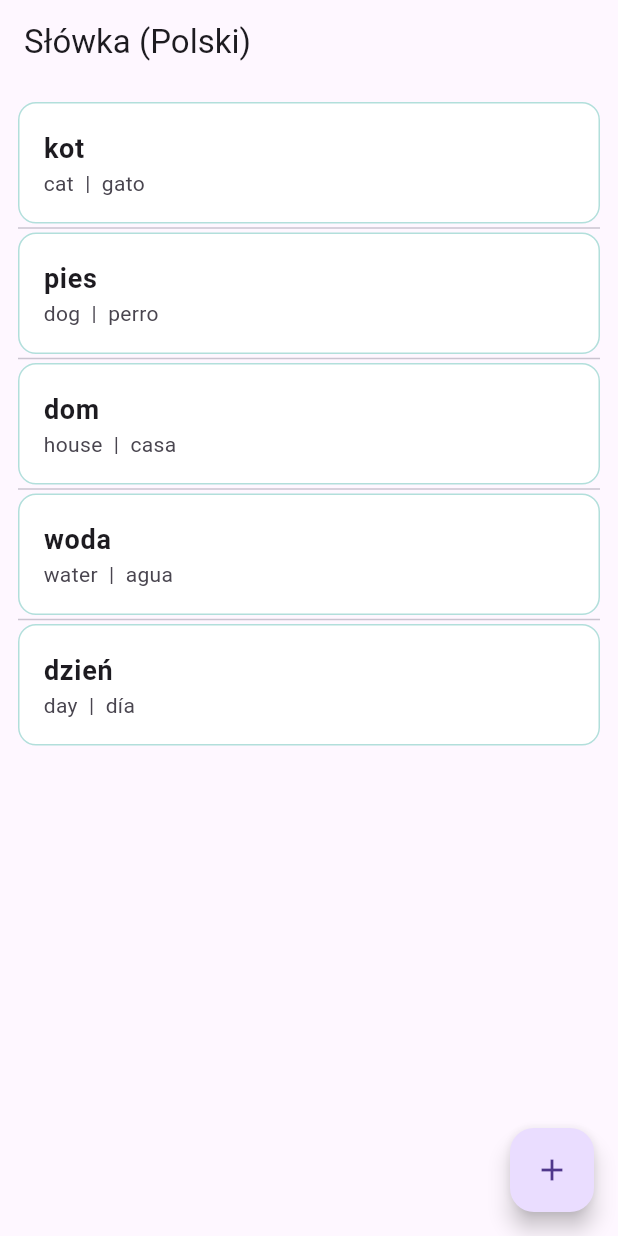
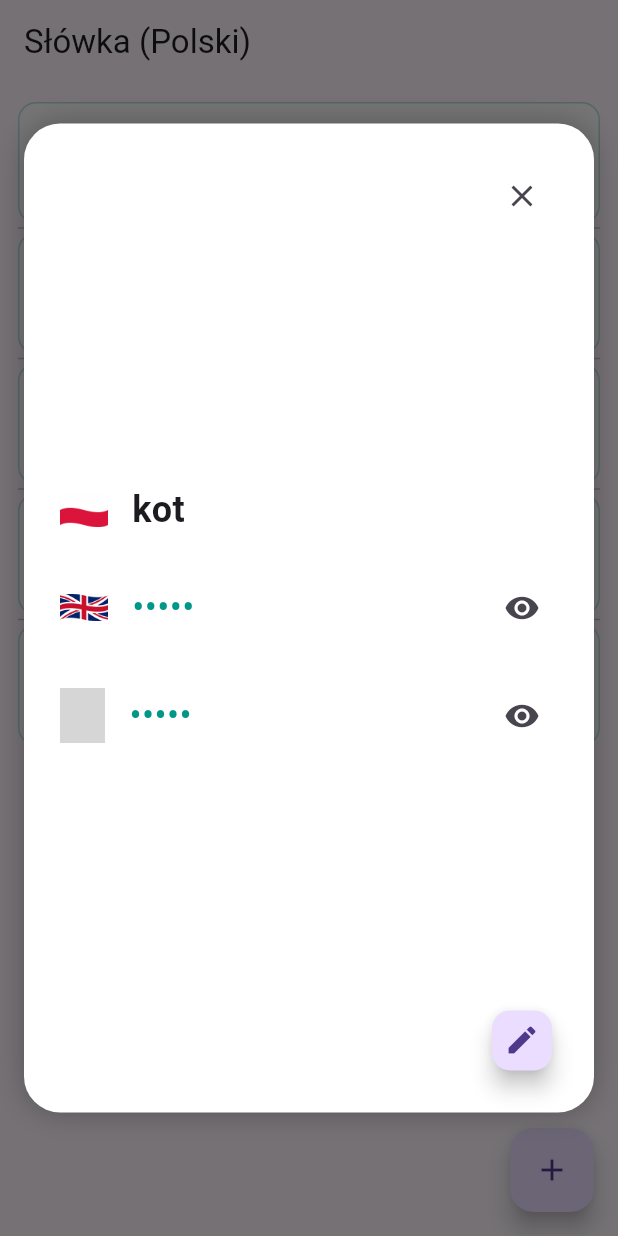
Before and after one commit to d-zienke/words_keeper, a Flutter app: the screen it shows after launch, after a tap on "Wybierz", after a tap on "kot", on a phone screen of 412 x 824 dp. Run offline on Flutter 3.47's test engine with Material 3 defaults, Android fonts, the phone set to English and light mode, and no system bars; grey boxes are pictures that could not be loaded.

Commit message:
Add word detail modal with revealable translations
- Implement WordDetailModal to display word details in a modal with flag icons and custom styling
- Show base language word and allow revealing/hiding of translations for other languages
- Add edit button (not yet connected) and close button to modal
- Update WordTile to open the modal with the tapped word
- Extend RevealableText widget with configurable font size and improved layout

```diff
--- a/lib/screens/word_detail_modal.dart
+++ b/lib/screens/word_detail_modal.dart
@@ -1,24 +1,129 @@
 import 'package:flutter/material.dart';
+import '../models/word.dart';
+import '../models/language.dart';
+import '../widgets/flag_icon.dart';
+import '../widgets/revealable_text.dart';
 
 class WordDetailModal extends StatelessWidget {
-  final String wordId;
+  final Word word;
+  final Language baseLanguage;
+  final VoidCallback? onEdit;
 
-  const WordDetailModal({required this.wordId, super.key});
+  const WordDetailModal({
+    required this.word,
+    required this.baseLanguage,
+    this.onEdit,
+    super.key,
+  });
 
   @override
   Widget build(BuildContext context) {
+    // Przygotuj słowa i flagi według wybranego języka
+    String? pl = word.pl;
+    String? en = word.en;
+    String? es = word.es;
+
+    // Ustal, które tłumaczenia będą "ukryte"
+    List<_TranslationRow> rows = [];
+    if (baseLanguage.code == 'pl') {
+      rows = [
+        _TranslationRow(label: 'Polski', value: pl, flag: 'pl', hidden: false),
+        _TranslationRow(label: 'English', value: en, flag: 'gb', hidden: true),
+        _TranslationRow(label: 'Español', value: es, flag: 'es', hidden: true),
+      ];
+    } else if (baseLanguage.code == 'gb') {
+      rows = [
+        _TranslationRow(label: 'English', value: en, flag: 'gb', hidden: false),
+        _TranslationRow(label: 'Polski', value: pl, flag: 'pl', hidden: true),
+        _TranslationRow(label: 'Español', value: es, flag: 'es', hidden: true),
+      ];
+    } else if (baseLanguage.code == 'es') {
+      rows = [
+        _TranslationRow(label: 'Español', value: es, flag: 'es', hidden: false),
+        _TranslationRow(label: 'Polski', value: pl, flag: 'pl', hidden: true),
+        _TranslationRow(label: 'English', value: en, flag: 'gb', hidden: true),
+      ];
+    }
+
     return Center(
       child: Container(
         width: double.infinity,
         height: MediaQuery.of(context).size.height * 0.8,
-        margin: const EdgeInsets.symmetric(horizontal: 16, vertical: 24),
+        margin: const EdgeInsets.symmetric(horizontal: 16, vertical: 32),
+        padding: const EdgeInsets.all(24),
         decoration: BoxDecoration(
           color: Colors.white,
           borderRadius: BorderRadius.circular(24),
-          boxShadow: [BoxShadow(blurRadius: 10, color: Colors.black26)],
+          boxShadow: [BoxShadow(blurRadius: 16, color: Colors.black26)],
         ),
-        child: const Center(child: Text('Szczegóły słówka (modal).')),
+        child: Stack(
+          children: [
+            Column(
+              mainAxisAlignment: MainAxisAlignment.center,
+              children: rows.map((row) {
+                return Padding(
+                  padding: const EdgeInsets.symmetric(vertical: 12),
+                  child: Row(
+                    children: [
+                      FlagIcon(countryCode: row.flag, size: 32),
+                      const SizedBox(width: 16),
+                      if (!row.hidden)
+                        Text(
+                          row.value ?? '---',
+                          style: const TextStyle(
+                            fontSize: 24,
+                            fontWeight: FontWeight.bold,
+                          ),
+                        )
+                      else
+                        Expanded(
+                          child: RevealableText(
+                            text: row.value ?? '---',
+                            fontSize: 24,
+                          ),
+                        ),
+                    ],
+                  ),
+                );
+              }).toList(),
+            ),
+            // Ikonka edycji w prawym dolnym rogu
+            Positioned(
+              bottom: 0,
+              right: 0,
+              child: FloatingActionButton(
+                mini: true,
+                onPressed: onEdit ?? () {},
+                tooltip: 'Edit',
+                child: const Icon(Icons.edit),
+              ),
+            ),
+            // Ikonka zamknięcia w prawym górnym rogu
+            Positioned(
+              top: 0,
+              right: 0,
+              child: IconButton(
+                icon: const Icon(Icons.close),
+                onPressed: () => Navigator.of(context).pop(),
+              ),
+            ),
+          ],
+        ),
       ),
     );
   }
 }
+
+// Pomocnicza klasa do wygodniejszego przekazywania danych do widgetów
+class _TranslationRow {
+  final String label;
+  final String? value;
+  final String flag;
+  final bool hidden;
+  _TranslationRow({
+    required this.label,
+    this.value,
+    required this.flag,
+    this.hidden = true,
+  });
+}
--- a/lib/widgets/revealable_text.dart
+++ b/lib/widgets/revealable_text.dart
@@ -2,8 +2,9 @@ import 'package:flutter/material.dart';
 
 class RevealableText extends StatefulWidget {
   final String text;
+  final double fontSize;
 
-  const RevealableText({required this.text, super.key});
+  const RevealableText({required this.text, this.fontSize = 20, super.key});
 
   @override
   State<RevealableText> createState() => _RevealableTextState();
@@ -16,10 +17,17 @@ class _RevealableTextState extends State<RevealableText> {
   Widget build(BuildContext context) {
     return Row(
       children: [
-        _revealed
-            ? Text(widget.text, style: const TextStyle(fontSize: 20))
-            : const Text('•••••', style: TextStyle(fontSize: 20)),
-        const SizedBox(width: 8),
+        Expanded(
+          child: _revealed
+              ? Text(widget.text, style: TextStyle(fontSize: widget.fontSize))
+              : Text(
+                  '•••••',
+                  style: TextStyle(
+                    fontSize: widget.fontSize,
+                    color: Colors.teal,
+                  ),
+                ),
+        ),
         IconButton(
           icon: Icon(_revealed ? Icons.visibility_off : Icons.visibility),
           onPressed: () => setState(() => _revealed = !_revealed),
--- a/lib/widgets/word_tile.dart
+++ b/lib/widgets/word_tile.dart
@@ -1,6 +1,7 @@
 import 'package:flutter/material.dart';
 import '../models/word.dart';
 import '../models/language.dart';
+import '../screens/word_detail_modal.dart';
 
 class WordTile extends StatelessWidget {
   final Word word;
@@ -39,7 +40,15 @@ class WordTile extends StatelessWidget {
       ),
       subtitle: Text(subtitle),
       onTap: () {
-        // Tu potem otworzymy szczegóły słówka
+        showDialog(
+          context: context,
+          barrierDismissible: true,
+          builder: (context) => WordDetailModal(
+            word: word,
+            baseLanguage: baseLanguage,
+            // Tu potem dodamy funkcję do edycji!
+          ),
+        );
       },
       contentPadding: const EdgeInsets.symmetric(horizontal: 16, vertical: 4),
       shape: RoundedRectangleBorder(
```
